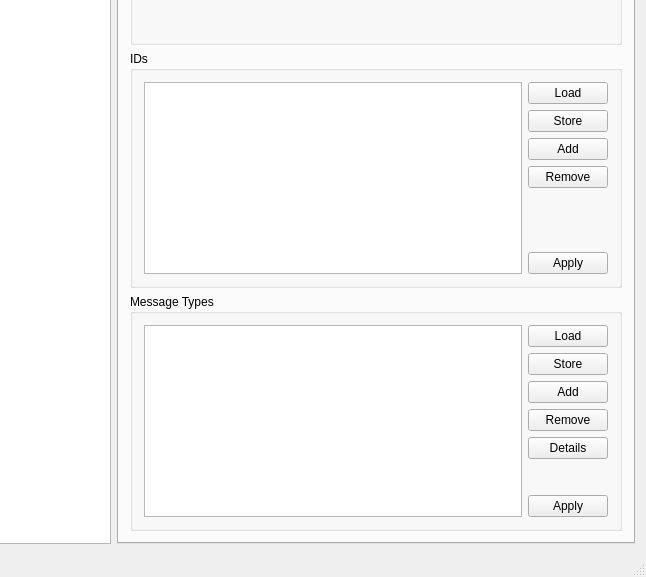
Old version of the form mainwindow.ui in the repository NeverKnewTheName/R_Visualizer; both pictures show x 394 to 1040 and y 214 to 791 of the 1040 by 791 pixel window.
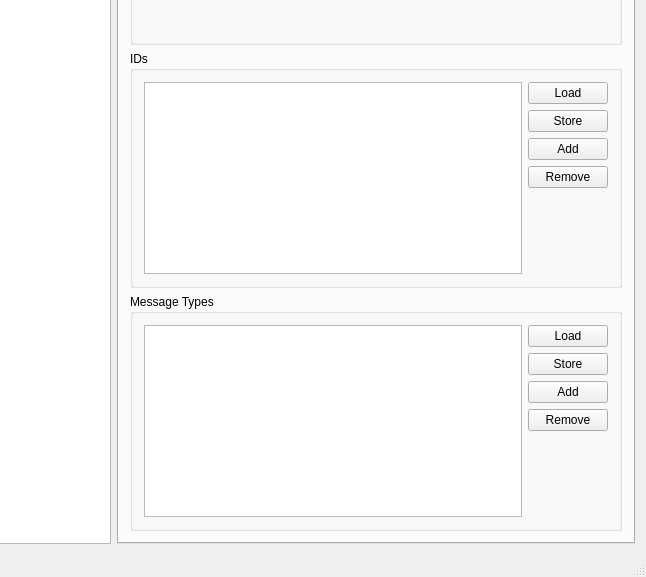
New version of the form. The open tabs and pages were chosen to show the change. Icons and pictures are not drawn.

What changed in the file:
```diff
--- a/mainwindow.ui
+++ b/mainwindow.ui
@@ -289,14 +289,7 @@
              </property>
             </widget>
            </item>
-           <item row="5" column="1">
-            <widget class="QPushButton" name="idApplyBtn">
-             <property name="text">
-              <string>Apply</string>
-             </property>
-            </widget>
-           </item>
-           <item row="4" column="1">
+           <item row="4" column="1" rowspan="2">
             <spacer name="verticalSpacer">
              <property name="orientation">
               <enum>Qt::Vertical</enum>
@@ -340,12 +333,8 @@
              <property name="text">
               <string>Load</string>
              </property>
-            </widget>
-           </item>
-           <item row="6" column="1">
-            <widget class="QPushButton" name="msgTypeApplyBtn">
              <property name="text">
-              <string>Apply</string>
+              <string>Load</string>
              </property>
             </widget>
            </item>
@@ -359,7 +348,7 @@
            <item row="0" column="0" rowspan="7">
             <widget class="QTableView" name="msgTypeTableView"/>
            </item>
-           <item row="5" column="1">
+           <item row="4" column="1" rowspan="2">
             <spacer name="verticalSpacer_2">
              <property name="orientation">
               <enum>Qt::Vertical</enum>
@@ -375,13 +364,6 @@
              </property>
             </spacer>
            </item>
-           <item row="4" column="1">
-            <widget class="QPushButton" name="msgTypeDetailsBtn">
-             <property name="text">
-              <string>Details</string>
-             </property>
-            </widget>
-           </item>
           </layout>
          </widget>
         </item>
```
Left out of the diff: 104 changed lines with no effect on the pictures.
